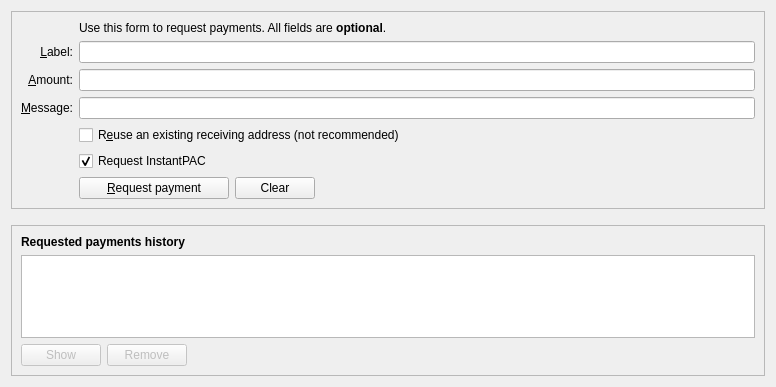
theRealDijida/PAC, file src/qt/forms/receivecoinsdialog.ui: the form before one commit.
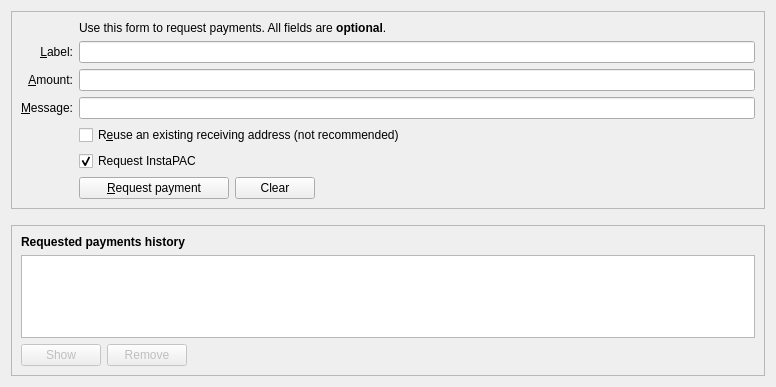
The form after the commit. Custom widgets are drawn as their Qt base class.

```diff
--- a/src/qt/forms/receivecoinsdialog.ui
+++ b/src/qt/forms/receivecoinsdialog.ui
@@ -186,7 +186,7 @@
         <item row="8" column="2">
          <widget class="QCheckBox" name="checkUseInstantSend">
           <property name="text">
-           <string>Request InstantPAC</string>
+           <string>Request InstaPAC</string>
           </property>
           <property name="checked">
            <bool>true</bool>
```
Left out of the diff: 8 changed lines with no effect on the pictures.
